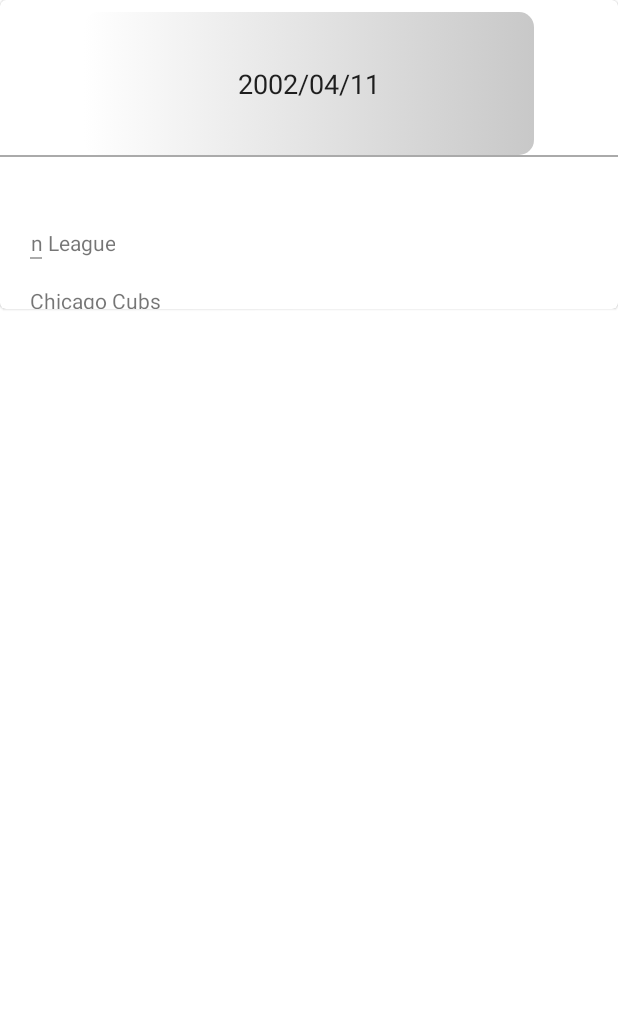
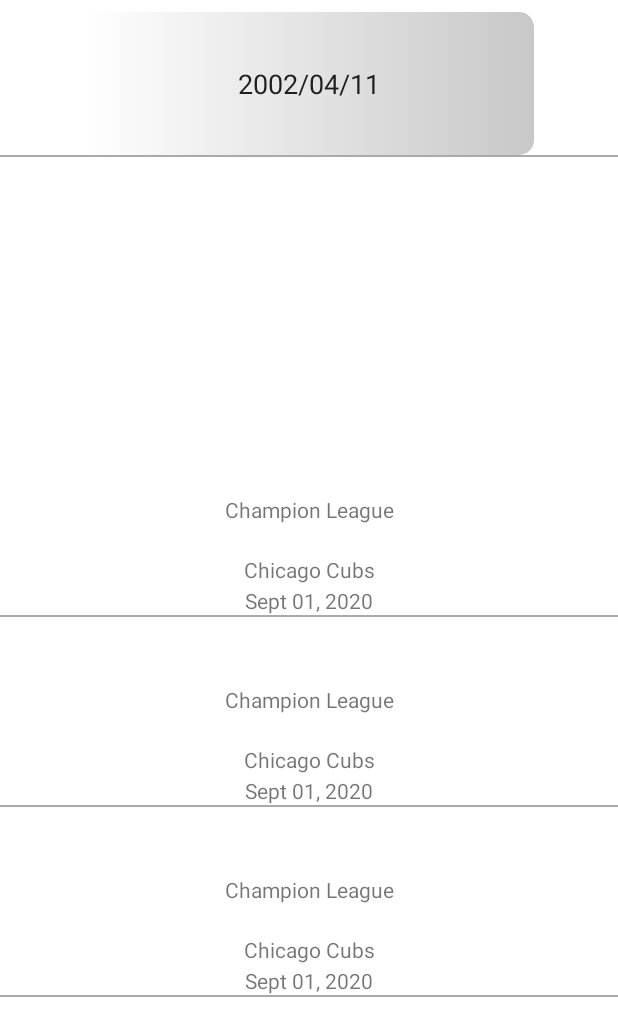
Before and after one commit to Zahir-Shad/Fixtures, an Android app: the layout activity_main.xml on its own in the app's theme, with its tools: preview values and no code run, on a phone screen of 412 x 824 dp. Shown: the top 1036 px of the screen. Run offline under Robolectric (Android 15) with nearby library versions, the phone set to English and light mode, and no system bars.

Commit message:
Getting Closer for UI

```diff
--- a/app/src/main/res/layout/activity_main.xml
+++ b/app/src/main/res/layout/activity_main.xml
@@ -5,22 +5,6 @@
     android:layout_width="match_parent"
     android:layout_height="match_parent"
     tools:context=".view.mainActivity.MainActivity">
-
-    <com.google.android.material.card.MaterialCardView
-        android:id="@+id/layout_header"
-        android:layout_width="0dp"
-        android:layout_height="0dp"
-        android:elevation="8dp"
-        app:layout_constraintBottom_toBottomOf="parent"
-        app:layout_constraintEnd_toEndOf="parent"
-        app:layout_constraintHeight_percent=".25"
-        app:layout_constraintStart_toStartOf="parent"
-        app:layout_constraintTop_toTopOf="parent"
-        app:layout_constraintVertical_bias="0">
-
-        <androidx.constraintlayout.widget.ConstraintLayout
-            android:layout_width="match_parent"
-            android:layout_height="match_parent">
 
             <EditText
                 android:id="@+id/edDate"
@@ -50,16 +34,15 @@
 
             <androidx.recyclerview.widget.RecyclerView
                 android:id="@+id/fixture"
-                android:layout_width="0dp"
-                android:layout_height="0dp"
+                android:layout_width="match_parent"
+                android:layout_height="wrap_content"
                 android:orientation="vertical"
+                android:paddingTop="20dp"
                 app:layoutManager="androidx.recyclerview.widget.LinearLayoutManager"
+                app:layout_constraintTop_toBottomOf="@id/vw_divider"
                 app:layout_constraintBottom_toBottomOf="parent"
                 app:layout_constraintEnd_toEndOf="parent"
                 app:layout_constraintStart_toStartOf="parent"
-                app:layout_constraintTop_toBottomOf="@id/edDate"
-                tools:listitem="@layout/league_info"/>
+                tools:listitem="@layout/league_info" />
 
         </androidx.constraintlayout.widget.ConstraintLayout>
-    </com.google.android.material.card.MaterialCardView>
-</androidx.constraintlayout.widget.ConstraintLayout>
--- a/app/src/main/res/layout/league_info.xml
+++ b/app/src/main/res/layout/league_info.xml
@@ -2,64 +2,54 @@
 <androidx.constraintlayout.widget.ConstraintLayout
     xmlns:android="http://schemas.android.com/apk/res/android"
     xmlns:app="http://schemas.android.com/apk/res-auto"
-    xmlns:tools="http://schemas.android.com/tools"
-    android:layout_width="match_parent"
+    android:layout_width="wrap_content"
     android:layout_height="wrap_content"
-    android:paddingStart="20dp"
-    android:paddingTop="10dp"
-    android:paddingEnd="20dp"
-    android:paddingBottom="10dp">
+    android:paddingTop="5dp">
 
-    <com.google.android.material.textview.MaterialTextView
+    <TextView
         android:id="@+id/homeLeague"
         android:layout_width="wrap_content"
-        android:layout_height="match_parent"
-        android:gravity="center"
+        android:layout_height="wrap_content"
+        android:text="Champion League"
         app:layout_constraintTop_toTopOf="parent"
         app:layout_constraintBottom_toBottomOf="@id/nameLeague"
-        app:layout_constraintEnd_toStartOf="parent"
-        app:layout_constraintHorizontal_bias="0"
-        app:layout_constraintStart_toStartOf="parent"
-        tools:text="Champion League"/>
+        app:layout_constraintEnd_toEndOf="parent"
+        app:layout_constraintStart_toStartOf="parent"/>
 
-    <com.google.android.material.textview.MaterialTextView
+    <TextView
         android:id="@+id/nameLeague"
         android:layout_width="wrap_content"
-        android:layout_height="match_parent"
-        android:gravity="center"
+        android:layout_height="wrap_content"
+        android:text="Chicago Cubs"
         app:layout_constraintTop_toBottomOf="@id/homeLeague"
-        app:layout_constraintBottom_toBottomOf="parent"
-        app:layout_constraintEnd_toStartOf="@+id/divider"
-        app:layout_constraintHorizontal_bias="0"
-        app:layout_constraintStart_toStartOf="parent"
-        tools:text="Chicago Cubs"/>
+        app:layout_constraintBottom_toBottomOf="@id/play_date"
+        app:layout_constraintEnd_toEndOf="parent"
+        app:layout_constraintStart_toStartOf="parent"/>
 
     <View
         android:id="@+id/divider"
         android:layout_width="15dp"
         android:layout_height="1dp"
         android:background="@android:color/darker_gray"
+        app:layout_constraintTop_toBottomOf="parent"
         app:layout_constraintBottom_toBottomOf="parent"
-        app:layout_constraintEnd_toStartOf="parent"
-        app:layout_constraintVertical_bias="0"
-        app:layout_constraintStart_toStartOf="@+id/nameLeague"
-        app:layout_constraintTop_toBottomOf="@id/homeLeague"/>
+        app:layout_constraintStart_toStartOf="@+id/play_date"/>
 
-    <com.google.android.material.textview.MaterialTextView
+    <TextView
         android:id="@+id/play_date"
         android:layout_width="wrap_content"
         android:layout_height="wrap_content"
-        android:gravity="center"
+        android:text="Sept 01, 2020"
+        app:layout_constraintTop_toBottomOf="@id/nameLeague"
         app:layout_constraintBottom_toBottomOf="parent"
-        app:layout_constraintEnd_toStartOf="parent"
-        app:layout_constraintHorizontal_bias="0"
-        app:layout_constraintStart_toStartOf="parent"
-        app:layout_constraintTop_toBottomOf="@id/nameLeague"
-        tools:text="Sept 01, 2020"/>
+        app:layout_constraintEnd_toEndOf="parent"
+        app:layout_constraintStart_toStartOf="parent"/>
 
-
-
-
-
+    <View
+        android:id="@+id/vw_divider1"
+        android:layout_width="match_parent"
+        android:layout_height="1dp"
+        android:background="@android:color/darker_gray"
+        app:layout_constraintTop_toBottomOf="@+id/play_date"/>
 
 </androidx.constraintlayout.widget.ConstraintLayout>
```
